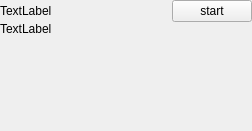
Qt form gui/taskwidget.ui (schoebey/taskplanner) before a commit.
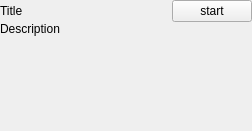
The same form after that commit. Custom widgets are drawn as their Qt base class.

```diff
--- a/gui/taskwidget.ui
+++ b/gui/taskwidget.ui
@@ -38,7 +38,7 @@
    <item row="0" column="0">
     <widget class="EditableLabel" name="pTitle">
      <property name="text">
-      <string>TextLabel</string>
+      <string>Title</string>
      </property>
     </widget>
    </item>
@@ -88,7 +88,7 @@
          </sizepolicy>
         </property>
         <property name="text">
-         <string>TextLabel</string>
+         <string>Description</string>
         </property>
         <property name="alignment">
          <set>Qt::AlignLeading|Qt::AlignLeft|Qt::AlignTop</set>
```
